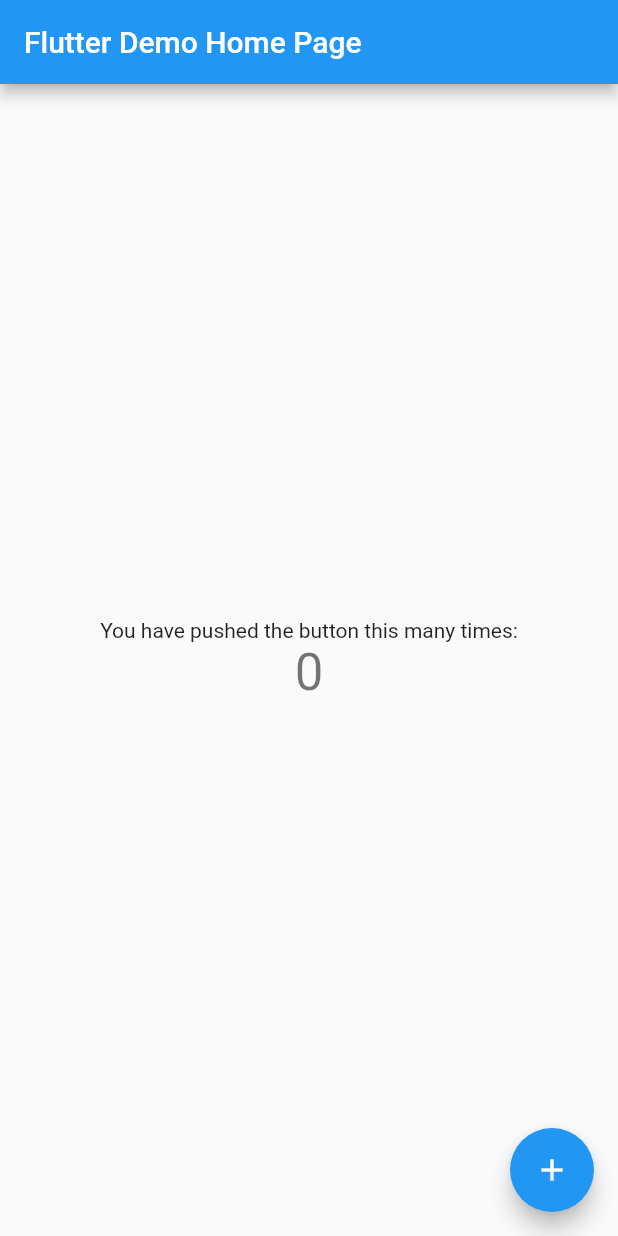
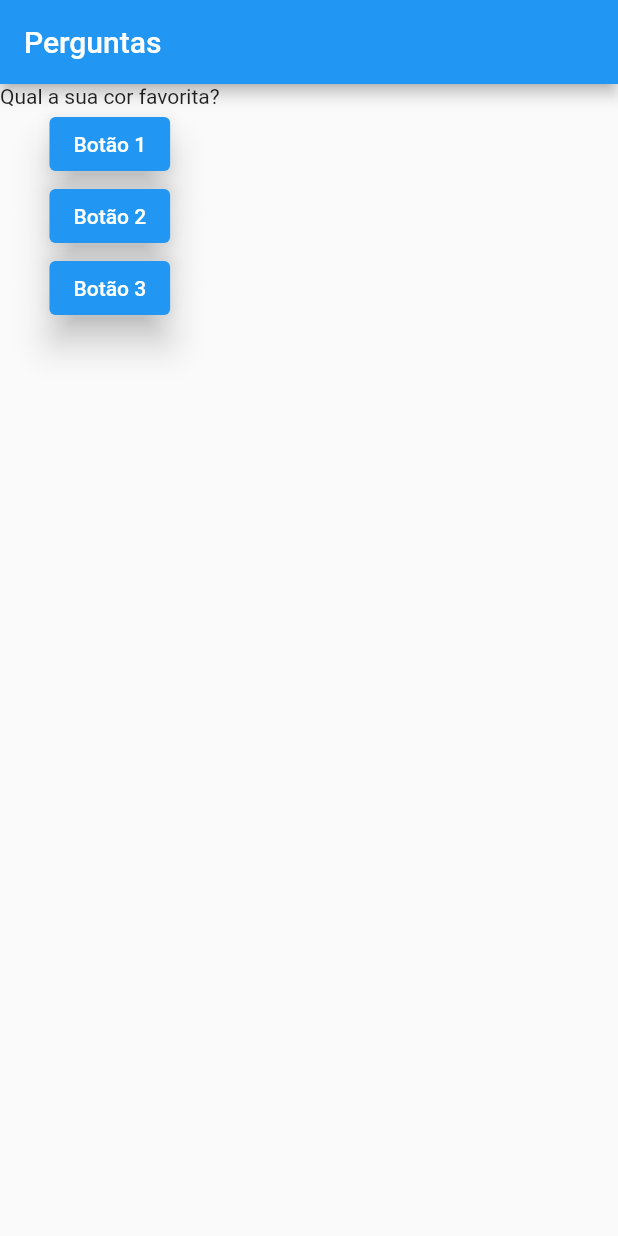
Before and after one commit to VictorHenzzo/projeto_perguntas, a Flutter app: the screen it shows after launch, on a phone screen of 412 x 824 dp. Run offline on Flutter 3.47's test engine with Material 2 defaults, Android fonts, the phone set to English and light mode, and no system bars.

Commit message:
Starting project

```diff
--- a/lib/main.dart
+++ b/lib/main.dart
@@ -1,115 +1,67 @@
+import './questao.dart';
 import 'package:flutter/material.dart';
 
-void main() {
-  runApp(const MyApp());
+main() {
+  runApp(PerguntaApp());
 }
 
-class MyApp extends StatelessWidget {
-  const MyApp({Key? key}) : super(key: key);
+class _PerguntaAppState extends State<PerguntaApp> {
+  var perguntaSelecionada = 0;
 
-  // This widget is the root of your application.
-  @override
-  Widget build(BuildContext context) {
-    return MaterialApp(
-      title: 'Flutter Demo',
-      theme: ThemeData(
-        // This is the theme of your application.
-        //
-        // Try running your application with "flutter run". You'll see the
-        // application has a blue toolbar. Then, without quitting the app, try
-        // changing the primarySwatch below to Colors.green and then invoke
-        // "hot reload" (press "r" in the console where you ran "flutter run",
-        // or simply save your changes to "hot reload" in a Flutter IDE).
-        // Notice that the counter didn't reset back to zero; the application
-        // is not restarted.
-        primarySwatch: Colors.blue,
-      ),
-      home: const MyHomePage(title: 'Flutter Demo Home Page'),
-    );
-  }
-}
-
-class MyHomePage extends StatefulWidget {
-  const MyHomePage({Key? key, required this.title}) : super(key: key);
-
-  // This widget is the home page of your application. It is stateful, meaning
-  // that it has a State object (defined below) that contains fields that affect
-  // how it looks.
-
-  // This class is the configuration for the state. It holds the values (in this
-  // case the title) provided by the parent (in this case the App widget) and
-  // used by the build method of the State. Fields in a Widget subclass are
-  // always marked "final".
-
-  final String title;
-
-  @override
-  State<MyHomePage> createState() => _MyHomePageState();
-}
-
-class _MyHomePageState extends State<MyHomePage> {
-  int _counter = 0;
-
-  void _incrementCounter() {
+  void responder() {
     setState(() {
-      // This call to setState tells the Flutter framework that something has
-      // changed in this State, which causes it to rerun the build method below
-      // so that the display can reflect the updated values. If we changed
-      // _counter without calling setState(), then the build method would not be
-      // called again, and so nothing would appear to happen.
-      _counter++;
+      perguntaSelecionada == 0
+          ? perguntaSelecionada++
+          : perguntaSelecionada = 0;
     });
+    print(perguntaSelecionada);
   }
 
   @override
   Widget build(BuildContext context) {
-    // This method is rerun every time setState is called, for instance as done
-    // by the _incrementCounter method above.
-    //
-    // The Flutter framework has been optimized to make rerunning build methods
-    // fast, so that you can just rebuild anything that needs updating rather
-    // than having to individually change instances of widgets.
-    return Scaffold(
+    final perguntas = ['Qual a sua cor favorita?', 'Qual seu animal favorito?'];
+
+    return MaterialApp(
+        home: Scaffold(
       appBar: AppBar(
-        // Here we take the value from the MyHomePage object that was created by
-        // the App.build method, and use it to set our appbar title.
-        title: Text(widget.title),
+        title: const Text("Perguntas"),
       ),
-      body: Center(
-        // Center is a layout widget. It takes a single child and positions it
-        // in the middle of the parent.
-        child: Column(
-          // Column is also a layout widget. It takes a list of children and
-          // arranges them vertically. By default, it sizes itself to fit its
-          // children horizontally, and tries to be as tall as its parent.
-          //
-          // Invoke "debug painting" (press "p" in the console, choose the
-          // "Toggle Debug Paint" action from the Flutter Inspector in Android
-          // Studio, or the "Toggle Debug Paint" command in Visual Studio Code)
-          // to see the wireframe for each widget.
-          //
-          // Column has various properties to control how it sizes itself and
-          // how it positions its children. Here we use mainAxisAlignment to
-          // center the children vertically; the main axis here is the vertical
-          // axis because Columns are vertical (the cross axis would be
-          // horizontal).
-          mainAxisAlignment: MainAxisAlignment.center,
-          children: <Widget>[
-            const Text(
-              'You have pushed the button this many times:',
-            ),
-            Text(
-              '$_counter',
-              style: Theme.of(context).textTheme.headline4,
-            ),
-          ],
-        ),
+      body: Column(
+        children: [
+          Questao(perguntas[perguntaSelecionada]),
+          ElevatedButton(
+              style: ElevatedButton.styleFrom(
+                primary: Colors.blue,
+                onSurface: Colors.green,
+                elevation: 10,
+              ),
+              child: const Text("Botão 1"),
+              onPressed: responder),
+          ElevatedButton(
+              style: ElevatedButton.styleFrom(
+                primary: Colors.blue,
+                onSurface: Colors.green,
+                elevation: 10,
+              ),
+              child: const Text("Botão 2"),
+              onPressed: responder),
+          ElevatedButton(
+              style: ElevatedButton.styleFrom(
+                primary: Colors.blue,
+                onSurface: Colors.green,
+                elevation: 10,
+              ),
+              child: const Text("Botão 3"),
+              onPressed: responder),
+        ],
       ),
-      floatingActionButton: FloatingActionButton(
-        onPressed: _incrementCounter,
-        tooltip: 'Increment',
-        child: const Icon(Icons.add),
-      ), // This trailing comma makes auto-formatting nicer for build methods.
-    );
+    ));
   }
 }
+
+class PerguntaApp extends StatefulWidget {
+  @override
+  _PerguntaAppState createState() {
+    return _PerguntaAppState();
+  }
+}
--- /dev/null
+++ b/lib/questao.dart
@@ -0,0 +1,11 @@
+import 'package:flutter/material.dart';
+
+class Questao extends StatelessWidget {
+  final String texto;
+
+  Questao(this.texto);
+  @override
+  Widget build(BuildContext context) {
+    return Text(texto);
+  }
+}
```
Also changed, not shown: 1 other file.
